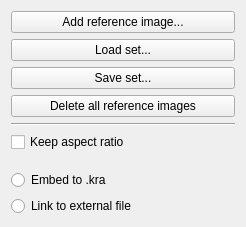
KDE/krita, file plugins/tools/defaulttool/referenceimagestool/WdgToolOptions.ui: the form before one commit.
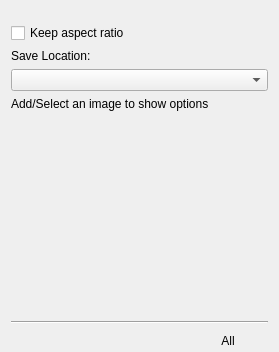
The form after the commit. Custom widgets are drawn as their Qt base class.

Commit message: Update UI for reference image tool options

The edit to the form file:
```diff
--- a/plugins/tools/defaulttool/referenceimagestool/WdgToolOptions.ui
+++ b/plugins/tools/defaulttool/referenceimagestool/WdgToolOptions.ui
@@ -6,53 +6,23 @@
    <rect>
     <x>0</x>
     <y>0</y>
-    <width>246</width>
-    <height>196</height>
+    <width>279</width>
+    <height>352</height>
    </rect>
   </property>
+  <property name="sizePolicy">
+   <sizepolicy hsizetype="Preferred" vsizetype="Preferred">
+    <horstretch>0</horstretch>
+    <verstretch>0</verstretch>
+   </sizepolicy>
+  </property>
   <layout class="QVBoxLayout" name="verticalLayout">
-   <item>
-    <widget class="QPushButton" name="bnAddReferenceImage">
-     <property name="text">
-      <string>Add reference image...</string>
-     </property>
-    </widget>
-   </item>
-   <item>
-    <widget class="QPushButton" name="bnLoad">
-     <property name="text">
-      <string>Load set...</string>
-     </property>
-    </widget>
-   </item>
-   <item>
-    <widget class="QPushButton" name="bnSave">
-     <property name="text">
-      <string>Save set...</string>
-     </property>
-    </widget>
-   </item>
-   <item>
-    <widget class="QPushButton" name="bnDelete">
-     <property name="text">
-      <string>Delete all reference images</string>
-     </property>
-    </widget>
-   </item>
-   <item>
-    <widget class="Line" name="line">
-     <property name="orientation">
-      <enum>Qt::Horizontal</enum>
-     </property>
-    </widget>
-   </item>
-   <item>
-    <widget class="QCheckBox" name="chkKeepAspectRatio">
-     <property name="text">
-      <string>Keep aspect ratio</string>
-     </property>
-    </widget>
-   </item>
+   <property name="spacing">
+    <number>6</number>
+   </property>
+   <property name="bottomMargin">
+    <number>0</number>
+   </property>
    <item>
     <widget class="KisShapePropertySlider" name="opacitySlider" native="true"/>
    </item>
@@ -60,19 +30,169 @@
     <widget class="KisShapePropertySlider" name="saturationSlider" native="true"/>
    </item>
    <item>
-    <widget class="QRadioButton" name="radioEmbed">
+    <widget class="QCheckBox" name="chkKeepAspectRatio">
      <property name="text">
-      <string>Embed to .kra</string>
+      <string>Keep aspect ratio</string>
      </property>
     </widget>
    </item>
    <item>
-    <widget class="QRadioButton" name="radioLinkExternal">
+    <widget class="QLabel" name="saveLocationLabel">
      <property name="text">
-      <string>Link to external file</string>
+      <string>Save Location:</string>
      </property>
     </widget>
    </item>
+   <item>
+    <widget class="QComboBox" name="referenceImageLocationCombobox"/>
+   </item>
+   <item>
+    <widget class="QLabel" name="referenceImageOptionsLabel">
+     <property name="text">
+      <string>Add/Select an image to show options</string>
+     </property>
+     <property name="wordWrap">
+      <bool>true</bool>
+     </property>
+    </widget>
+   </item>
+   <item>
+    <spacer name="verticalSpacer">
+     <property name="orientation">
+      <enum>Qt::Vertical</enum>
+     </property>
+     <property name="sizeType">
+      <enum>QSizePolicy::MinimumExpanding</enum>
+     </property>
+     <property name="sizeHint" stdset="0">
+      <size>
+       <width>20</width>
+       <height>20</height>
+      </size>
+     </property>
+    </spacer>
+   </item>
+   <item>
+    <widget class="Line" name="line">
+     <property name="orientation">
+      <enum>Qt::Horizontal</enum>
+     </property>
+    </widget>
+   </item>
+   <item>
+    <layout class="QHBoxLayout" name="horizontalLayout">
+     <property name="spacing">
+      <number>0</number>
+     </property>
+     <item>
+      <widget class="QPushButton" name="bnAddReferenceImage">
+       <property name="sizePolicy">
+        <sizepolicy hsizetype="Minimum" vsizetype="Fixed">
+         <horstretch>0</horstretch>
+         <verstretch>0</verstretch>
+        </sizepolicy>
+       </property>
+       <property name="text">
+        <string/>
+       </property>
+       <property name="iconSize">
+        <size>
+         <width>18</width>
+         <height>18</height>
+        </size>
+       </property>
+       <property name="flat">
+        <bool>true</bool>
+       </property>
+      </widget>
+     </item>
+     <item>
+      <spacer name="horizontalSpacer">
+       <property name="orientation">
+        <enum>Qt::Horizontal</enum>
+       </property>
+       <property name="sizeHint" stdset="0">
+        <size>
+         <width>20</width>
+         <height>20</height>
+        </size>
+       </property>
+      </spacer>
+     </item>
+     <item>
+      <widget class="QPushButton" name="bnLoad">
+       <property name="sizePolicy">
+        <sizepolicy hsizetype="Minimum" vsizetype="Fixed">
+         <horstretch>0</horstretch>
+         <verstretch>0</verstretch>
+        </sizepolicy>
+       </property>
+       <property name="text">
+        <string/>
+       </property>
+       <property name="iconSize">
+        <size>
+         <width>18</width>
+         <height>18</height>
+        </size>
+       </property>
+       <property name="flat">
+        <bool>true</bool>
+       </property>
+      </widget>
+     </item>
+     <item>
+      <widget class="QPushButton" name="bnSave">
+       <property name="sizePolicy">
+        <sizepolicy hsizetype="Minimum" vsizetype="Fixed">
+         <horstretch>0</horstretch>
+         <verstretch>0</verstretch>
+        </sizepolicy>
+       </property>
+       <property name="text">
+        <string/>
+       </property>
+       <property name="iconSize">
+        <size>
+         <width>18</width>
+         <height>18</height>
+        </size>
+       </property>
+       <property name="flat">
+        <bool>true</bool>
+       </property>
+      </widget>
+     </item>
+     <item>
+      <widget class="QPushButton" name="bnDelete">
+       <property name="sizePolicy">
+        <sizepolicy hsizetype="Minimum" vsizetype="Fixed">
+         <horstretch>0</horstretch>
+         <verstretch>0</verstretch>
+        </sizepolicy>
+       </property>
+       <property name="minimumSize">
+        <size>
+         <width>0</width>
+         <height>0</height>
+        </size>
+       </property>
+       <property name="text">
+        <string>All</string>
+       </property>
+       <property name="iconSize">
+        <size>
+         <width>18</width>
+         <height>18</height>
+        </size>
+       </property>
+       <property name="flat">
+        <bool>true</bool>
+       </property>
+      </widget>
+     </item>
+    </layout>
+   </item>
   </layout>
  </widget>
  <customwidgets>
```
The commit also changes 2 other files.
